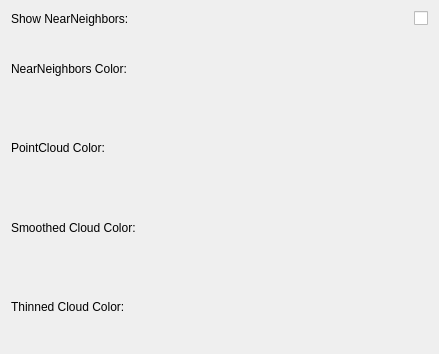
helguson/de.ovgu.itds2016.g3, file SettingsWindow.ui: the form before one commit.
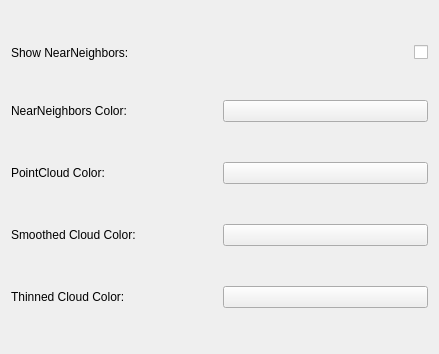
The form after the commit.

Commit message: implement color changing -> possible in settingswindow

Patch:
```diff
--- a/SettingsWindow.ui
+++ b/SettingsWindow.ui
@@ -44,6 +44,13 @@
        </property>
       </widget>
      </item>
+     <item>
+      <widget class="QPushButton" name="pBNNColor">
+       <property name="text">
+        <string/>
+       </property>
+      </widget>
+     </item>
     </layout>
    </item>
    <item>
@@ -55,6 +62,13 @@
        </property>
       </widget>
      </item>
+     <item>
+      <widget class="QPushButton" name="pBPCColor">
+       <property name="text">
+        <string/>
+       </property>
+      </widget>
+     </item>
     </layout>
    </item>
    <item>
@@ -66,6 +80,13 @@
        </property>
       </widget>
      </item>
+     <item>
+      <widget class="QPushButton" name="pBSCColor">
+       <property name="text">
+        <string/>
+       </property>
+      </widget>
+     </item>
     </layout>
    </item>
    <item>
@@ -77,6 +98,13 @@
        </property>
       </widget>
      </item>
+     <item>
+      <widget class="QPushButton" name="pBTCColor">
+       <property name="text">
+        <string/>
+       </property>
+      </widget>
+     </item>
     </layout>
    </item>
   </layout>
```
Left out of the diff: 73 changed lines with no effect on the pictures. The commit also changes 9 other files.
